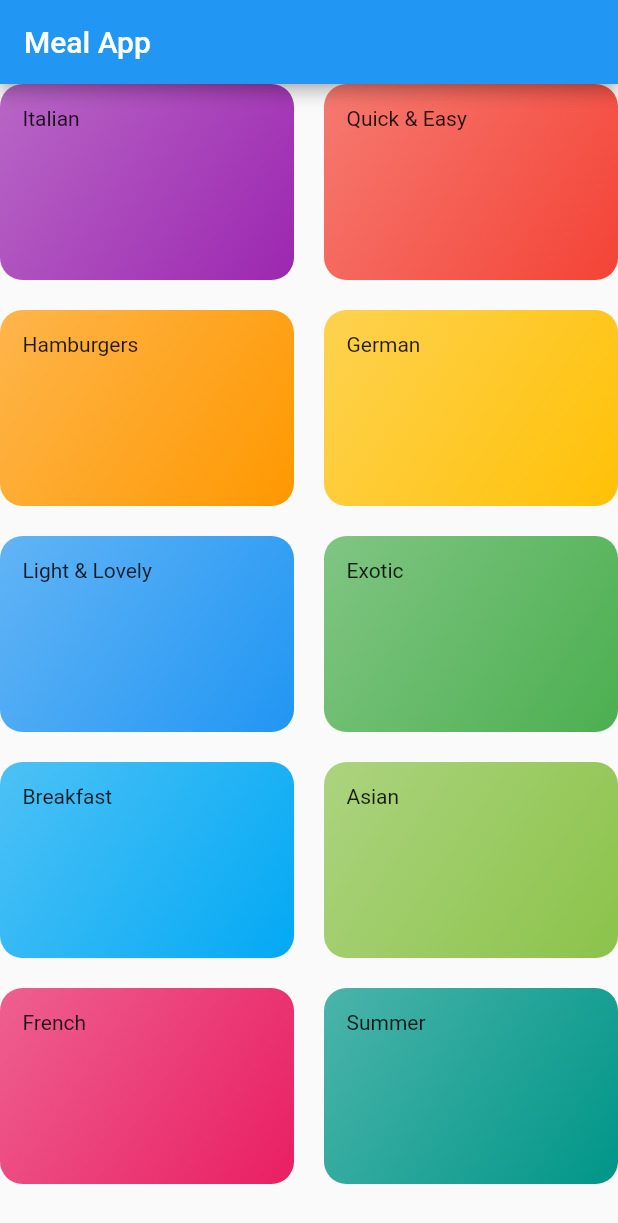
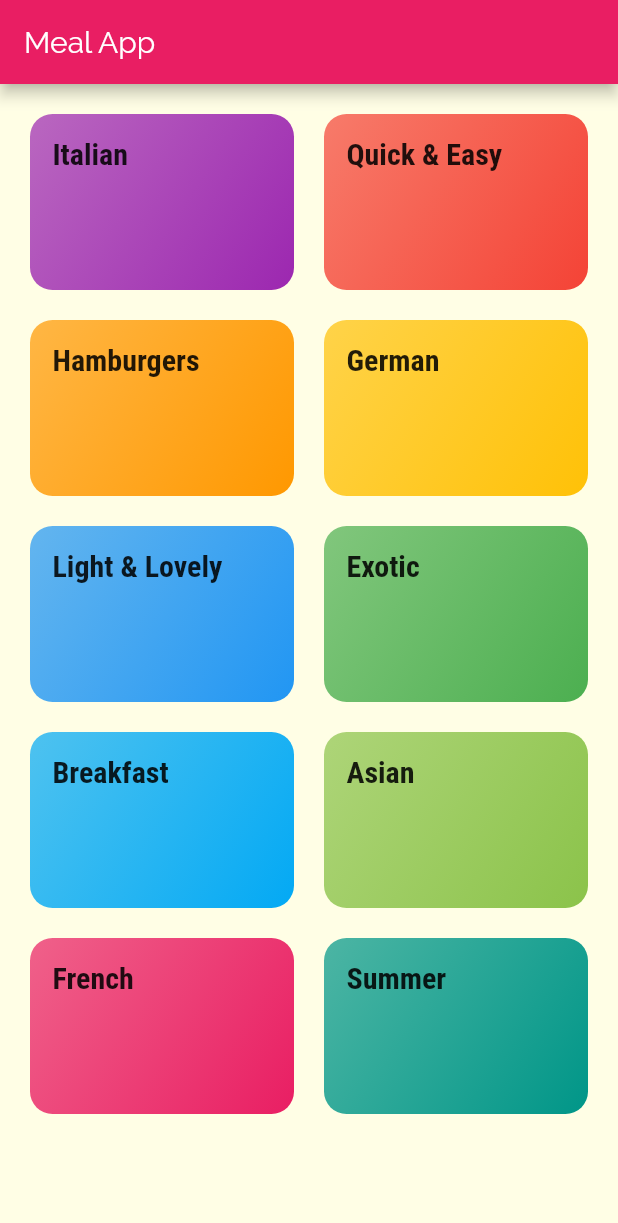
Before and after one commit to joneldominic/uc_meals_app, a Flutter app: the screen it shows after launch, on a phone screen of 412 x 824 dp. Shown: the top 1223 px of the screen. Run offline on Flutter 3.47's test engine with Material 2 defaults, Android fonts, the phone set to English and light mode, and no system bars.

Commit message:
158. Styling and Theming

```diff
--- a/lib/main.dart
+++ b/lib/main.dart
@@ -12,7 +12,22 @@ class MyApp extends StatelessWidget {
     return MaterialApp(
       title: Strings.appTitle,
       theme: ThemeData(
-        primarySwatch: Colors.blue,
+        primarySwatch: Colors.pink,
+        accentColor: Colors.amberAccent,
+        canvasColor: const Color.fromRGBO(255, 254, 229, 1),
+        fontFamily: 'Raleway',
+        textTheme: ThemeData.light().textTheme.copyWith(
+            body1: TextStyle(
+              color: const Color.fromRGBO(20, 51, 51, 1),
+            ),
+            body2: TextStyle(
+              color: const Color.fromRGBO(20, 51, 51, 1),
+            ),
+            title: TextStyle(
+              fontSize: 20,
+              fontFamily: 'RobotoCondensed',
+              fontWeight: FontWeight.bold,
+            )),
       ),
       home: CategoriesScreen(),
     );
--- a/lib/screens/categories_screen.dart
+++ b/lib/screens/categories_screen.dart
@@ -14,6 +14,7 @@ class CategoriesScreen extends StatelessWidget {
         title: const Text(Strings.appTitle),
       ),
       body: GridView(
+        padding: const EdgeInsets.all(20),
         gridDelegate: SliverGridDelegateWithMaxCrossAxisExtent(
           maxCrossAxisExtent: 200,
           childAspectRatio: 3 / 2,
--- a/lib/widgets/category_item.dart
+++ b/lib/widgets/category_item.dart
@@ -10,7 +10,10 @@ class CategoryItem extends StatelessWidget {
   Widget build(BuildContext context) {
     return Container(
       padding: const EdgeInsets.all(15),
-      child: Text(title),
+      child: Text(
+        title,
+        style: Theme.of(context).textTheme.title,
+      ),
       decoration: BoxDecoration(
           gradient: LinearGradient(
             colors: [
@@ -20,8 +23,7 @@ class CategoryItem extends StatelessWidget {
             begin: Alignment.topLeft,
             end: Alignment.bottomRight,
           ),
-        borderRadius: BorderRadius.circular(15)
-      ),
+          borderRadius: BorderRadius.circular(15)),
     );
   }
 }
```
Also changed, not shown: pubspec.yaml (+17 -6 lines), assets/fonts/Raleway-Black.ttf (added), assets/fonts/Raleway-Bold.ttf (added), assets/fonts/Raleway-Regular.ttf (added), assets/fonts/RobotoCondensed-Bold.ttf (added), assets/fonts/RobotoCondensed-Italic.ttf (added), assets/fonts/RobotoCondensed-Light.ttf (added), assets/fonts/RobotoCondensed-Regular.ttf (added). Lines whose indentation alone changed are shown as unchanged.
